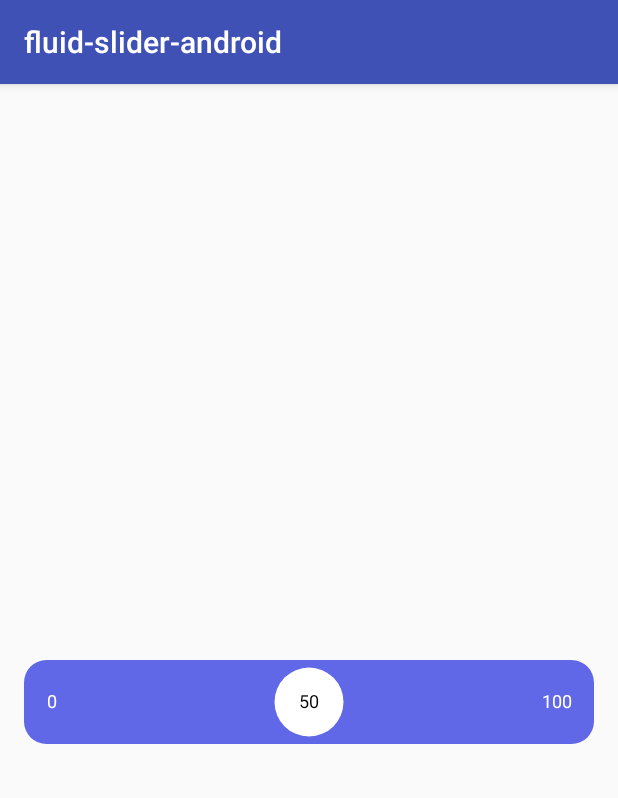
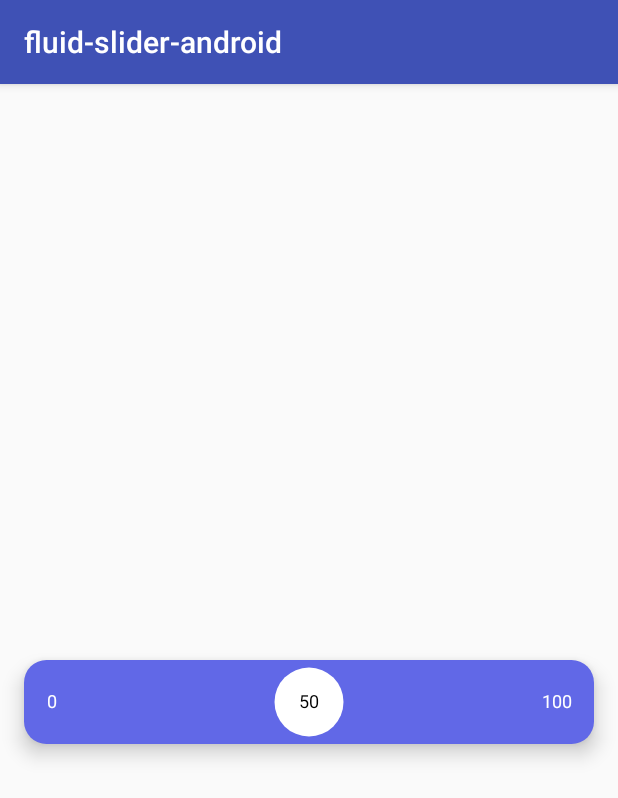
Before and after one commit to conorfoooley/fluid-slider-android, an Android app: the screen it shows after launch (MainActivity), on a phone screen of 412 x 824 dp. Shown: the top 798 px of the screen. Run offline under Robolectric (Android 15) with nearby library versions, the phone set to English and light mode, and no system bars.

Commit message:
Fix shadow

```diff
--- a/fluid-slider-simple-example/src/main/res/layout/activity_main.xml
+++ b/fluid-slider-simple-example/src/main/res/layout/activity_main.xml
@@ -13,7 +13,7 @@
         android:layout_marginEnd="16dp"
         android:layout_marginStart="16dp"
         android:layout_marginTop="8dp"
-        android:elevation="2dp"
+        android:elevation="8dp"
         app:layout_constraintBottom_toBottomOf="parent"
         app:layout_constraintEnd_toEndOf="parent"
         app:layout_constraintStart_toStartOf="parent"
--- a/fluid-slider/src/main/kotlin/com/ramotion/fluidslider/FluidSlider.kt
+++ b/fluid-slider/src/main/kotlin/com/ramotion/fluidslider/FluidSlider.kt
@@ -114,15 +114,14 @@ class FluidSlider : View {
     override fun onMeasure(widthMeasureSpec: Int, heightMeasureSpec: Int) {
         val w = resolveSizeAndState(desiredWidth, widthMeasureSpec, 0)
         val h = resolveSizeAndState(desiredHeight, heightMeasureSpec, 0)
+
         setMeasuredDimension(w, h)
     }
 
-    override fun onLayout(changed: Boolean, left: Int, top: Int, right: Int, bottom: Int) {
-        if (!changed) {
-            return
-        }
+    override fun onSizeChanged(w: Int, h: Int, oldw: Int, oldh: Int) {
+        super.onSizeChanged(w, h, oldw, oldh)
 
-        val width = (right - left).toFloat()
+        val width = w.toFloat()
 
         rectBar.set(0f, barVerticalOffset, width, barVerticalOffset + barHeight)
         rectTopCircle.set(0f, barVerticalOffset, topCircleDiameter, barVerticalOffset + topCircleDiameter)
```
